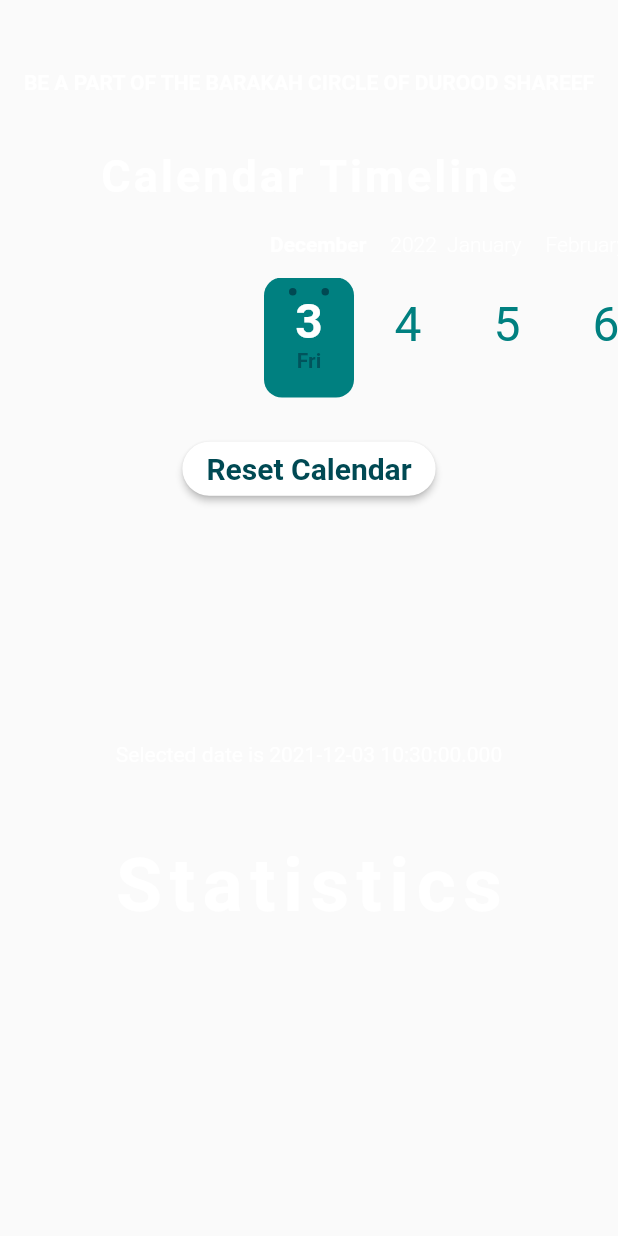
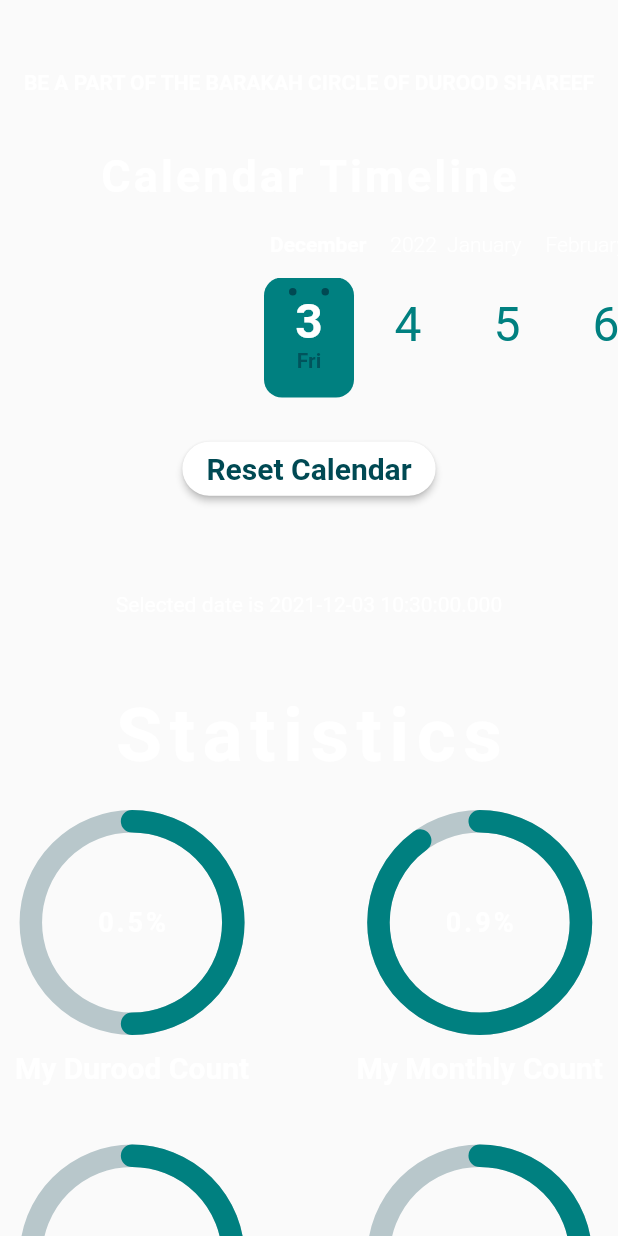
Before and after one commit to SyedIbtahajAhmed/DuroodTogetherApp, a Flutter app: the StatisticsScreen widget shown alone on an empty page, opened directly, on a phone screen of 412 x 824 dp. Run offline on Flutter 3.47's test engine with Material 2 defaults, Android fonts, the phone set to English and light mode, and no system bars; drawn by our look-alikes of calendar_timeline, percent_indicator; our stand-ins replace cloud_firestore, firebase_auth, firebase_core, geocoding, get_it, google_sign_in and 2 more; missing offline and left inert: numeral; accounts and stored records are empty.

Commit message:
Circular Percentage Indicators Added

```diff
--- a/durood_together_app/lib/Screens/HomePage Screen/StatsScreen/stats-screen.dart
+++ b/durood_together_app/lib/Screens/HomePage Screen/StatsScreen/stats-screen.dart
@@ -1,5 +1,6 @@
 import 'package:calendar_timeline/calendar_timeline.dart';
 import 'package:durood_together_app/Screens/HomePage%20Screen/ReportScreen/RerpotHeader/reportheader.dart';
+import 'package:durood_together_app/Shared/Components/CircularPercentageIndicator/circular-percentage-indicator.dart';
 import 'package:durood_together_app/Shared/Const/constant.dart';
 import 'package:flutter/material.dart';
 
@@ -127,7 +128,7 @@ class _StatisticsScreenState extends State<StatisticsScreen> {
                 ),
               ),
 
-              SizedBox(height: 150),
+              SizedBox(height: 50.0),
 
               Center(
                 child: Text(
@@ -150,7 +151,55 @@ class _StatisticsScreenState extends State<StatisticsScreen> {
                     ),
                   ),
                 ),
-              )
+              ),
+
+              // Progress Indicators
+              Row(
+                mainAxisAlignment: MainAxisAlignment.spaceBetween,
+                children: [
+                  //1st Column
+                  Column(
+                    children: [
+                      // First Indicator
+                      CustomCircularPercentageIndicator(
+                        radiusData: 150.0,
+                        percentageData: 0.5,
+                        insideText: '0.5%',
+                        outsideText: 'My Durood Count',
+                      ),
+
+                      // Second Indicator
+                      CustomCircularPercentageIndicator(
+                        radiusData: 150.0,
+                        percentageData: 0.4,
+                        insideText: '0.4%',
+                        outsideText: 'City Count',
+                      ),
+                    ],
+                  ),
+
+                  //2st Column
+                  Column(
+                    children: [
+                      // First Indicator
+                      CustomCircularPercentageIndicator(
+                        radiusData: 150.0,
+                        percentageData: 0.9,
+                        insideText: '0.9%',
+                        outsideText: 'My Monthly Count',
+                      ),
+
+                      // Second Indicator
+                      CustomCircularPercentageIndicator(
+                        radiusData: 150.0,
+                        percentageData: 0.7,
+                        insideText: '0.7%',
+                        outsideText: 'Country Count',
+                      ),
+                    ],
+                  ),
+                ],
+              ),
             ],
           ),
         ),
--- /dev/null
+++ b/durood_together_app/lib/Shared/Components/CircularPercentageIndicator/circular-percentage-indicator.dart
@@ -0,0 +1,56 @@
+import 'package:durood_together_app/Shared/Const/constant.dart';
+import 'package:flutter/material.dart';
+import 'package:percent_indicator/percent_indicator.dart';
+
+class CustomCircularPercentageIndicator extends StatelessWidget {
+  final double radiusData;
+  final double percentageData;
+  final String insideText;
+  final String outsideText;
+  const CustomCircularPercentageIndicator({
+    Key key,
+    this.radiusData,
+    this.percentageData,
+    this.insideText,
+    this.outsideText,
+  }) : super(key: key);
+
+  @override
+  Widget build(BuildContext context) {
+    return Container(
+      padding: const EdgeInsets.symmetric(
+        vertical: 20.0,
+        horizontal: 10.0,
+      ),
+      child: CircularPercentIndicator(
+        radius: this.radiusData != null ? this.radiusData : 100.0,
+        lineWidth: 15.0,
+        percent: this.percentageData != null ? this.percentageData : 0.0,
+        animation: true,
+        animationDuration: 2000,
+        center: new Text(
+          this.insideText != null ? this.insideText : '0%',
+          style: TextStyle(
+            color: Constant.app_primary_color,
+            fontSize: Constant.h5,
+            fontWeight: Constant.app_font_weight,
+            letterSpacing: Constant.app_normal_letter_spacing,
+          ),
+        ),
+        footer: Padding(
+          padding: const EdgeInsets.only(top: 10.0),
+          child: new Text(
+            this.outsideText != null ? this.outsideText : 'Text Not Given',
+            style: TextStyle(
+              color: Constant.app_primary_color,
+              fontSize: Constant.h4,
+              fontWeight: Constant.app_font_weight,
+            ),
+          ),
+        ),
+        progressColor: Constant.app_primary_contrast_color_light,
+        circularStrokeCap: CircularStrokeCap.round,
+      ),
+    );
+  }
+}
--- a/durood_together_app/pubspec.yaml
+++ b/durood_together_app/pubspec.yaml
@@ -42,6 +42,7 @@ dependencies:
   google_sign_in: ^5.2.1
   flutter_launcher_icons: ^0.9.2
   calendar_timeline: ^1.0.4
+  percent_indicator: ^3.4.0
 
 dev_dependencies:
   flutter_test:
```
Also changed, not shown: durood_together_app/pubspec.lock.
